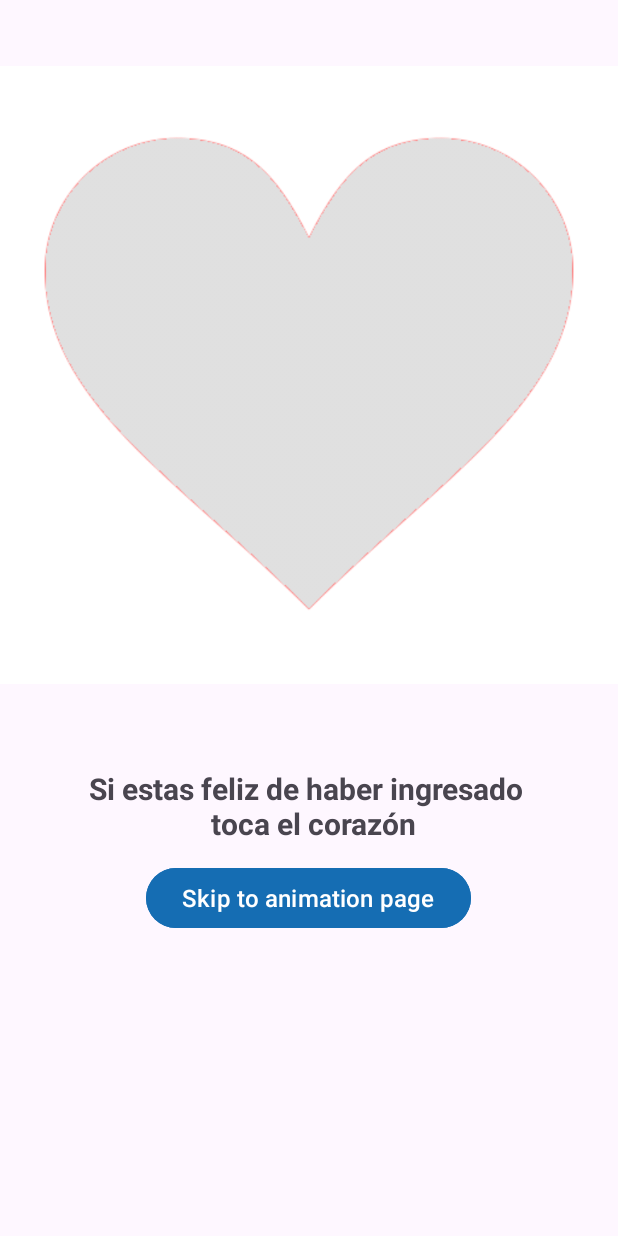
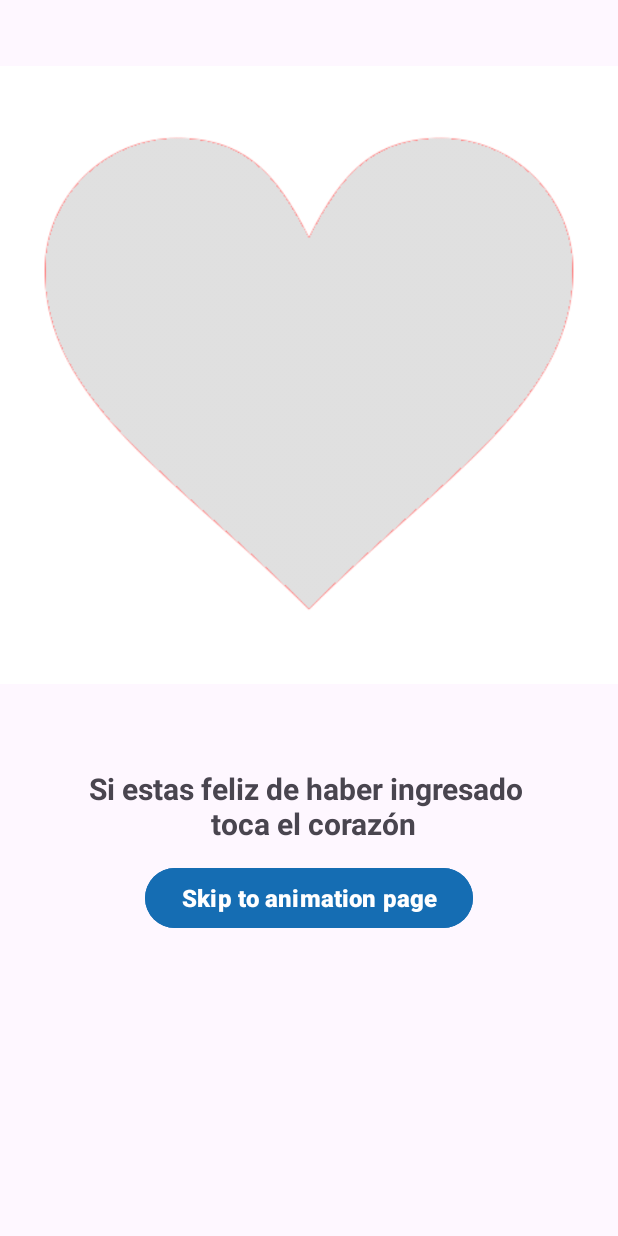
Before and after one commit to JQuintero2430/animationAndroidJavaPractice, an Android app: the screen it shows after launch (AnimatedHeartActivity), after a tap on "Click aquí", on a phone screen of 412 x 824 dp. Run offline under Robolectric (Android 15) with nearby library versions, the phone set to English and light mode, and no system bars.

Commit message:
se agrega tercer layout para probar animaciones

```diff
--- a/app/src/main/AndroidManifest.xml
+++ b/app/src/main/AndroidManifest.xml
@@ -13,6 +13,9 @@
         android:theme="@style/Theme.AnimationPractice"
         tools:targetApi="31">
         <activity
+            android:name=".AnimationsMenuActivity"
+            android:exported="false" />
+        <activity
             android:name=".AnimatedHeartActivity"
             android:exported="false" />
         <activity
@@ -20,6 +23,7 @@
             android:exported="true">
             <intent-filter>
                 <action android:name="android.intent.action.MAIN" />
+
                 <category android:name="android.intent.category.LAUNCHER" />
             </intent-filter>
         </activity>
--- a/app/src/main/java/com/jquintero/animationpractice/AnimatedHeartActivity.java
+++ b/app/src/main/java/com/jquintero/animationpractice/AnimatedHeartActivity.java
@@ -5,19 +5,21 @@ import androidx.appcompat.app.AppCompatActivity;
 import android.animation.Animator;
 import android.animation.AnimatorListenerAdapter;
 import android.animation.ObjectAnimator;
+import android.content.Intent;
 import android.os.Bundle;
+import android.widget.Button;
 import android.widget.ImageView;
 
 public class AnimatedHeartActivity extends AppCompatActivity {
-
     private boolean isAvoid_heart_icon = false;
-
     @Override
     protected void onCreate(Bundle savedInstanceState) {
         super.onCreate(savedInstanceState);
-        setContentView(R.layout.activity_animated);
+        setContentView(R.layout.activity_animated_heart);
 
         final ImageView imageView = findViewById(R.id.avoid_heart_icon);
+
+        final Button btnSkip = findViewById(R.id.btnSkip);
 
         imageView.setOnClickListener(view -> {
             ObjectAnimator fadeOut = ObjectAnimator.ofFloat(imageView, "alpha", 1f, 0f);
@@ -37,5 +39,10 @@ public class AnimatedHeartActivity extends AppCompatActivity {
             isAvoid_heart_icon = !isAvoid_heart_icon;
             fadeOut.start();
         });
+
+        btnSkip.setOnClickListener(view -> {
+            Intent intent = new Intent(AnimatedHeartActivity.this, AnimationsMenuActivity.class);
+            startActivity(intent);
+        });
     }
 }
--- a/app/src/main/java/com/jquintero/animationpractice/MainActivity.java
+++ b/app/src/main/java/com/jquintero/animationpractice/MainActivity.java
@@ -7,13 +7,12 @@ import android.widget.Button;
 import androidx.appcompat.app.AppCompatActivity;
 
 public class MainActivity extends AppCompatActivity {
-
     @Override
     protected void onCreate(Bundle savedInstanceState) {
         super.onCreate(savedInstanceState);
         setContentView(R.layout.activity_main);
 
-        Button btnLogin = findViewById(R.id.btnLogin);
+        final Button btnLogin = findViewById(R.id.btnLogin);
 
         btnLogin.setOnClickListener(view -> {
             Intent intent = new Intent(MainActivity.this, AnimatedHeartActivity.class);
--- a/app/src/main/res/layout/activity_animated.xml
+++ b/app/src/main/res/layout/activity_animated_heart.xml
@@ -35,13 +35,14 @@
             />
 
         <Button
+            android:id="@+id/btnSkip"
             android:layout_width="wrap_content"
             android:layout_height="wrap_content"
             android:layout_gravity="center"
-            android:backgroundTint="#156DB3"
+            android:backgroundTint="@color/blue"
             android:text="@string/skip_to_animation_page"
             android:layout_marginTop="12dp"
-            android:textSize="16sp"
+            style="@style/buttonStyle"
             />
 
     </LinearLayout>
--- a/app/src/main/res/layout/activity_main.xml
+++ b/app/src/main/res/layout/activity_main.xml
@@ -54,12 +54,13 @@
         android:layout_width="200dp"
         android:layout_height="wrap_content"
         android:layout_marginTop="12dp"
-        android:backgroundTint="#156DB3"
+        android:backgroundTint="@color/blue"
         android:text="@string/click_aqui"
         android:textSize="16sp"
         app:layout_constraintEnd_toEndOf="parent"
         app:layout_constraintStart_toStartOf="parent"
-        app:layout_constraintTop_toBottomOf="@+id/passwordInput" />
+        app:layout_constraintTop_toBottomOf="@+id/passwordInput"
+        style="@style/buttonStyle"/>
 
     <CheckBox
         android:id="@+id/conditions"
--- a/app/src/main/res/values/colors.xml
+++ b/app/src/main/res/values/colors.xml
@@ -2,4 +2,5 @@
 <resources>
     <color name="black">#FF000000</color>
     <color name="white">#FFFFFFFF</color>
+    <color name="blue">#156DB3</color>
 </resources>
--- a/app/src/main/res/values/strings.xml
+++ b/app/src/main/res/values/strings.xml
@@ -7,4 +7,10 @@
     <string name="acepto_los_t_rminos_y_condiciones">Acepto los términos y condiciones</string>
     <string name="animation_indications_heart">Si estas feliz de haber ingresado \n toca el corazón</string>
     <string name="skip_to_animation_page">Skip to animation page</string>
+    <string name="blink">Blink</string>
+    <string name="zoom">Zoom</string>
+    <string name="rotate">Rotate</string>
+    <string name="trans">Trans</string>
+    <string name="fade">Fade</string>
+    <string name="stop">STOP</string>
 </resources>
--- /dev/null
+++ b/app/src/main/res/values/styles.xml
@@ -0,0 +1,10 @@
+<?xml version="1.0" encoding="utf-8"?>
+<resources>
+    <style name="buttonStyle">
+        <item name="android:textSize">16sp</item>
+        <item name="android:textStyle">bold</item>
+        <item name="android:layout_gravity">center_horizontal</item>
+        <item name="backgroundTint">@color/blue</item>
+    </style>
+
+</resources>
```
Also changed, not shown: app/src/main/java/com/jquintero/animationpractice/AnimationsMenuActivity.java (added, +15 -0 lines), app/src/main/res/layout/activity_animations_menu.xml (added, +117 -0 lines).
